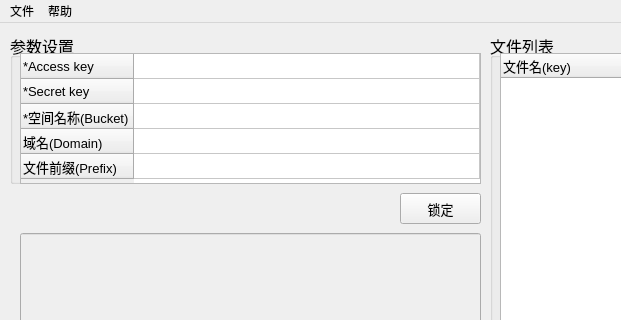
Old version of the form mainwindow.ui in the repository 1992leiting/QiniuHelper; both pictures show x 0 to 621 and y 0 to 320 of the 1030 by 498 pixel window.
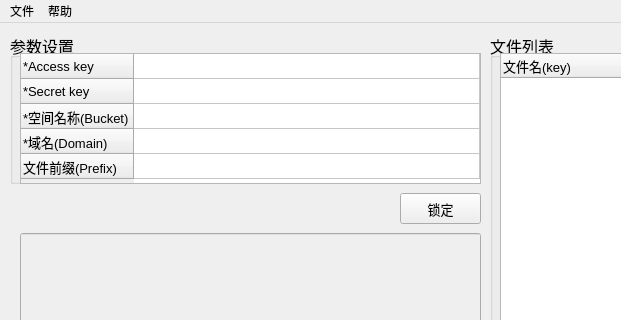
New version of the form. Icons and pictures are not drawn.

Commit message: 修复某些设置不生效的bug

What changed in the file:
```diff
--- a/mainwindow.ui
+++ b/mainwindow.ui
@@ -113,7 +113,7 @@
      </row>
      <row>
       <property name="text">
-       <string>域名(Domain)</string>
+       <string>*域名(Domain)</string>
       </property>
       <property name="font">
        <font>
```
The commit also changes 2 other files.
